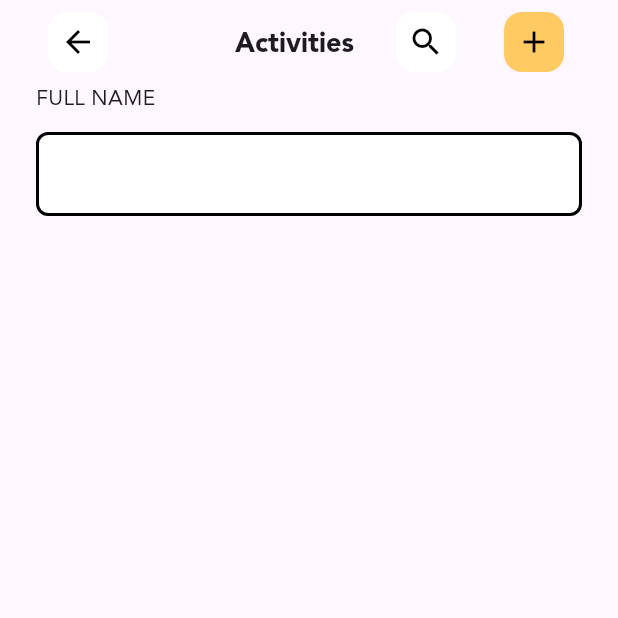
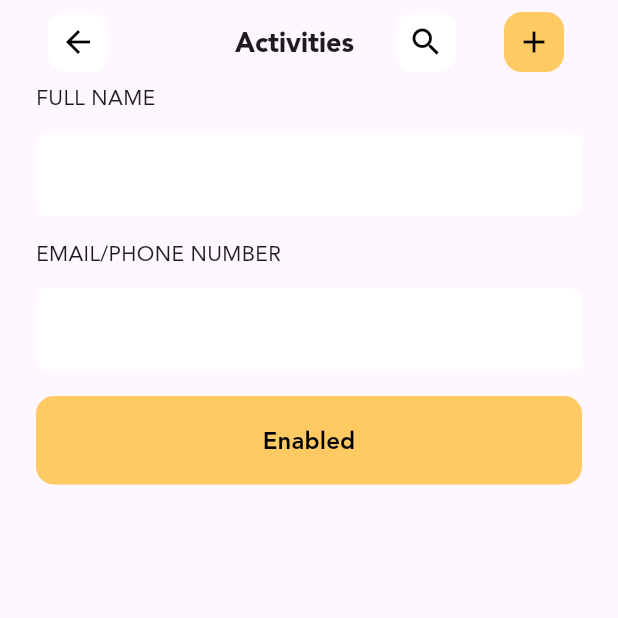
Before and after one commit to CarlosMendonca/flutter-frotend, a Flutter app: the screen it shows after launch, on a phone screen of 412 x 824 dp, the top half of it. Run offline on Flutter 3.47's test engine with Material 3 defaults, Android fonts, the phone set to English and light mode, and no system bars.

Commit message:
feat: form field and button

```diff
--- a/lib/pages/home.dart
+++ b/lib/pages/home.dart
@@ -1,5 +1,6 @@
 import 'package:flutter/material.dart';
 import 'package:juntos/pages/button_styles.dart';
+import 'package:juntos/widgets/fairpay_form_button.dart';
 import 'package:juntos/widgets/fairpay_form_field.dart';
 
 class HomePage extends StatelessWidget {
@@ -32,6 +33,10 @@ class HomePage extends StatelessWidget {
           crossAxisAlignment: CrossAxisAlignment.start,
           children: [
             FairpayFormField(label: 'FULL NAME'),
+            SizedBox(height: 16),
+            FairpayFormField(label: 'EMAIL/PHONE NUMBER'),
+            SizedBox(height: 16),
+            FairpayFormButton(label: 'Enabled', onPressed: () {}),
           ],
         ),
       ),
--- /dev/null
+++ b/lib/widgets/fairpay_form_button.dart
@@ -0,0 +1,32 @@
+import 'package:flutter/material.dart';
+import 'package:juntos/pages/button_styles.dart';
+
+class FairpayFormButton extends StatelessWidget {
+  const FairpayFormButton({
+    super.key,
+    required this.label,
+    required this.onPressed,
+  });
+
+  final String label;
+  final VoidCallback onPressed;
+
+  @override
+  Widget build(BuildContext context) {
+    final buttonStyles = Theme.of(context).extension<AppButtonStyles>()!;
+
+    return SizedBox(
+      width: double.infinity,
+      child: TextButton(
+        style: buttonStyles.primary?.copyWith(
+          padding: const WidgetStatePropertyAll(EdgeInsets.all(18)),
+        ),
+        onPressed: onPressed,
+        child: Text(
+          label,
+          style: const TextStyle(fontSize: 16, fontWeight: FontWeight.w700),
+        ),
+      ),
+    );
+  }
+}
--- a/lib/widgets/fairpay_form_field.dart
+++ b/lib/widgets/fairpay_form_field.dart
@@ -1,6 +1,6 @@
 import 'package:flutter/material.dart';
 
-class FairpayFormField extends StatelessWidget {
+class FairpayFormField extends StatefulWidget {
   const FairpayFormField({
     super.key,
     required this.label,
@@ -9,22 +9,47 @@ class FairpayFormField extends StatelessWidget {
   final String label;
 
   @override
+  State<FairpayFormField> createState() => _FairpayFormFieldState();
+}
+
+class _FairpayFormFieldState extends State<FairpayFormField> {
+  final _focusNode = FocusNode();
+  bool _hasFocus = false;
+
+  @override
+  void initState() {
+    super.initState();
+    _focusNode.addListener(() {
+      setState(() => _hasFocus = _focusNode.hasFocus);
+    });
+  }
+
+  @override
+  void dispose() {
+    _focusNode.dispose();
+    super.dispose();
+  }
+
+  @override
   Widget build(BuildContext context) {
     return Column(
       crossAxisAlignment: CrossAxisAlignment.start,
       children: [
-        Text(label),
+        Text(widget.label),
         const SizedBox(height: 12),
         DecoratedBox(
-          decoration: const BoxDecoration(
+          decoration: BoxDecoration(
             color: Colors.white,
-            border: Border.fromBorderSide(BorderSide(color: Colors.black, width: 2)),
-            borderRadius: BorderRadius.all(Radius.circular(8)),
+            border: _hasFocus
+                ? const Border.fromBorderSide(BorderSide(color: Colors.black, width: 2))
+                : null,
+            borderRadius: const BorderRadius.all(Radius.circular(8)),
           ),
-          child: const Padding(
-            padding: EdgeInsets.all(16),
+          child: Padding(
+            padding: const EdgeInsets.all(16),
             child: TextField(
-              decoration: InputDecoration.collapsed(hintText: ''),
+              focusNode: _focusNode,
+              decoration: const InputDecoration.collapsed(hintText: ''),
             ),
           ),
         ),
```
